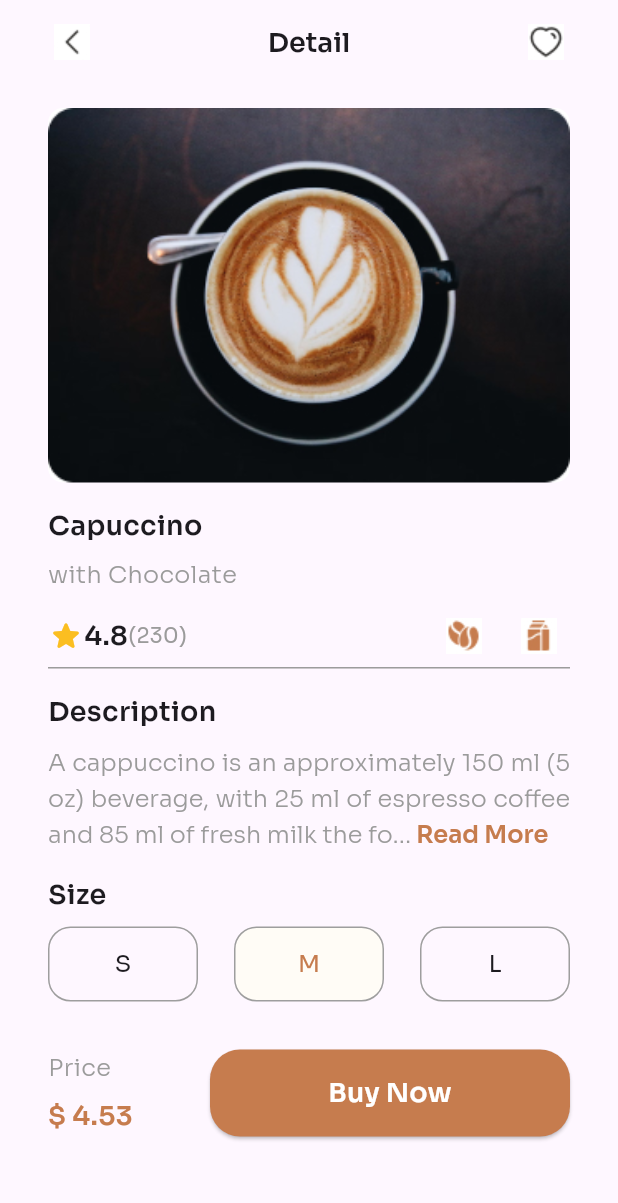
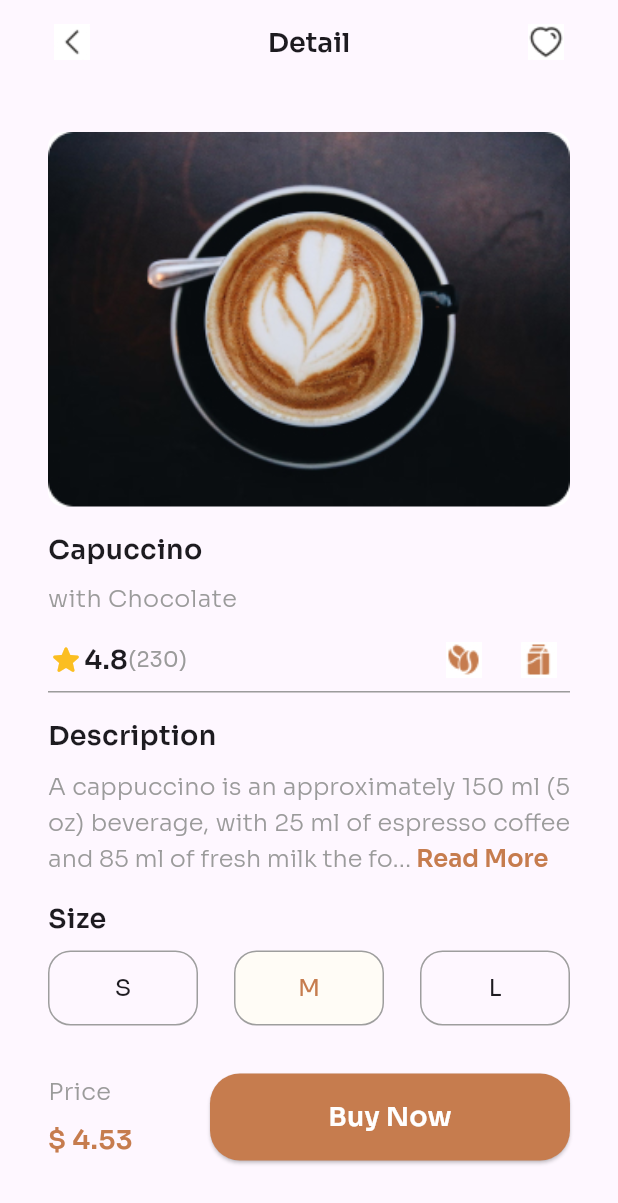
Before and after one commit to ehimze007/capuccino_submission, a Flutter app: the screen it shows after launch, on a phone screen of 412 x 824 dp. Shown: the top 1203 px of the screen. Run offline on Flutter 3.47's test engine with Material 3 defaults, Android fonts, the phone set to English and light mode, and no system bars.

Commit message:
Changes to be committed: 	new file:   SOLUTION.md 	deleted:    lib/custom_size_box.dart 	modified:   lib/image_section.dart 	new file:   my_app_screenshot.jpg
- **Modified Files:**
  - `lib/image_section.dart`: Added padding for improved aesthetics.

  - **Deleted Files:**
    - `lib/custom_size_box.dart`: Removed as part of code refactoring.

    - **Untracked Files:**
      - `SOLUTION.md`: Added project solution documentation.
        - `my_app_screenshot.jpg`: Included a screenshot of the working
	  app.# Commit Details

	  ## Changes:

	  - **Modified Files:**
	    - `lib/image_section.dart`: Added padding for improved
	      aesthetics.

	      - **Deleted Files:**
	        - `lib/custom_size_box.dart`: Removed as part of code
		  refactoring.

		  - **Untracked Files:**
		    - `SOLUTION.md`: Added project solution
		      documentation.
		        - `my_app_screenshot.jpg`: Included a screenshot
			  of the working app.

```diff
--- a/lib/image_section.dart
+++ b/lib/image_section.dart
@@ -5,7 +5,9 @@ class ImageSection extends StatelessWidget {
 
   @override
   Widget build(BuildContext context) {
-    return Center(
+    return Padding(
+      padding: const EdgeInsets.only(top: 16),
+      child: Center(
         child: ClipRRect(
           borderRadius: BorderRadius.circular(10.0),
           child: Image.asset(
@@ -15,6 +17,7 @@ class ImageSection extends StatelessWidget {
             fit: BoxFit.cover,
           ),
         ),
+      ),
     );
   }
 }
```
Also changed, not shown: lib/custom_size_box.dart (deleted, +0 -31 lines), my_app_screenshot.jpg (added), 1 other file. Lines whose indentation alone changed are shown as unchanged.
